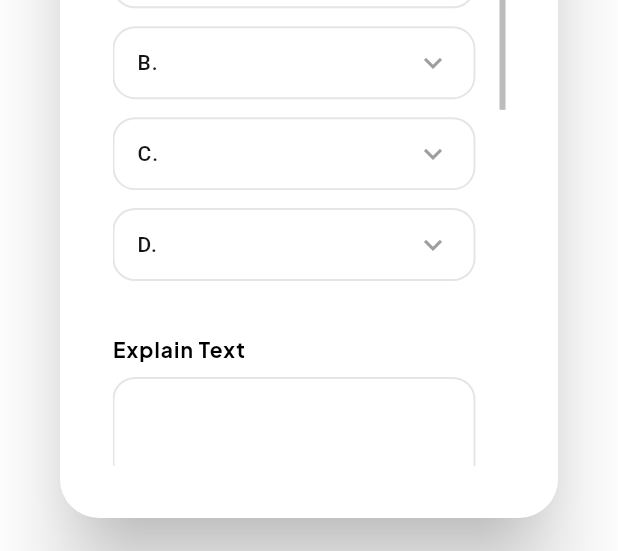
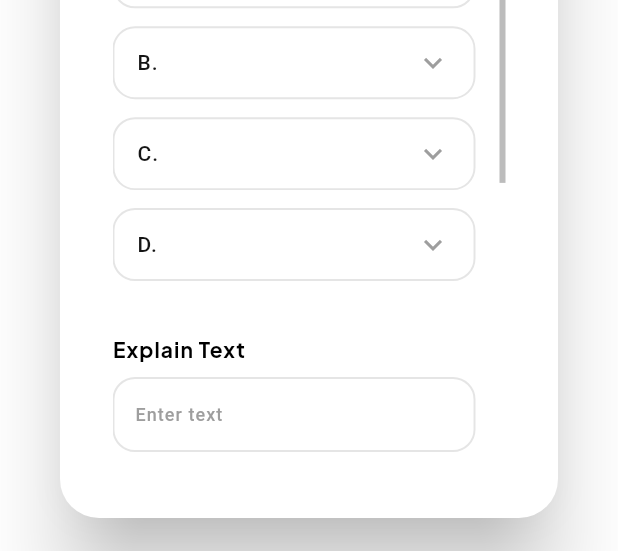
Before and after one commit to OlexandrVertey/adminecg, a Flutter app: the CreateEventPage widget shown alone on an empty page, opened directly with empty values, on a phone screen of 412 x 824 dp. Shown: the part 682-1233 px from the top of the screen. Run offline on Flutter 3.47's test engine with Material 3 defaults, Android fonts, the phone set to English and light mode, and no system bars; our stand-ins replace bot_toast, cached_network_image, cloud_firestore, firebase_auth, firebase_core, firebase_storage and 4 more; missing offline and left inert: extended_wrap, flutter_rounded_date_picker; accounts and stored records are empty; Roboto replaces fonts that are missing (assets/fonts/PlusJakartaSans-Regular.ttf).

Commit message:
fix admin

```diff
--- a/lib/ui/content_management/content_management_page.dart
+++ b/lib/ui/content_management/content_management_page.dart
@@ -402,7 +402,10 @@ class EventItemWidget extends StatelessWidget {
           const SizedBox(height: 13),
           Row(
             children: [
-              Text(
+              Expanded(
+                child: Text(
+                  overflow: TextOverflow.ellipsis,
+                  maxLines: 2,
                   context
                       .read<DiagnosisRepo>()
                       .value(model.correctAnswer, 'locale'),
@@ -410,6 +413,7 @@ class EventItemWidget extends StatelessWidget {
                       .textTheme
                       .labelLarge
                       ?.copyWith(fontSize: 14),
+                ),
               ),
               const Spacer(),
               InkWell(
@@ -471,12 +475,16 @@ class LearningItemWidget extends StatelessWidget {
         children: [
           Row(
             children: [
-              Text(
+              Expanded(
+                child: Text(
+                  overflow: TextOverflow.ellipsis,
+                  maxLines: 2,
                   diagnosisRepo.value(model.diagnoseId, 'locale'),
                   style: Theme.of(context)
                       .textTheme
                       .headlineMedium
                       ?.copyWith(fontSize: 14),
+                ),
               ),
               const Spacer(),
               InkWell(
--- a/lib/ui/create_event/create_event_page.dart
+++ b/lib/ui/create_event/create_event_page.dart
@@ -231,16 +231,39 @@ class _CreateEventPageState extends State<CreateEventPage> {
                       ),
                     ),
                     const SizedBox(height: 10),
-                    SizedBox(
+                    Container(
                       width: 370,
-                      height: 150,
-                      child: TextFieldWidget(
-                        controllerText: textController,
-                        hintTextField: '',
-                        textInputType: TextInputType.text,
-                        maxLines: 20,
-                        callBackTextField: (text) {},
-                      ),
+                      constraints: BoxConstraints(maxHeight: 150),
+                      child: TextField(
+                        style: Theme.of(context).textTheme.bodyLarge,
+                        controller: textController,
+                        keyboardType: TextInputType.multiline,
+                        textAlign: TextAlign.justify,
+                        decoration: InputDecoration(
+                          enabledBorder: OutlineInputBorder(
+                            borderSide: BorderSide(
+                              color: Colors.black.withOpacity(0.1),
+                              width: 1.3,
+                            ),
+                            borderRadius: BorderRadius.circular(15.0),
+                          ),
+                          focusedBorder: OutlineInputBorder(
+                            borderSide: BorderSide(
+                              color: Colors.black.withOpacity(0.1),
+                              width: 1.3,
+                            ),
+                            borderRadius: BorderRadius.circular(15.0),
+                          ),
+                          hintText: 'Enter text',
+                          contentPadding: const EdgeInsets.only(
+                            left: 15,
+                            right: 15,
+                            top: 18,
+                            bottom: 18,
+                          ),
+                          counterText: '',
+                        ),
+                      )
                     ),
                     const SizedBox(height: 20),
                     Align(
```
Lines whose indentation alone changed are shown as unchanged.
